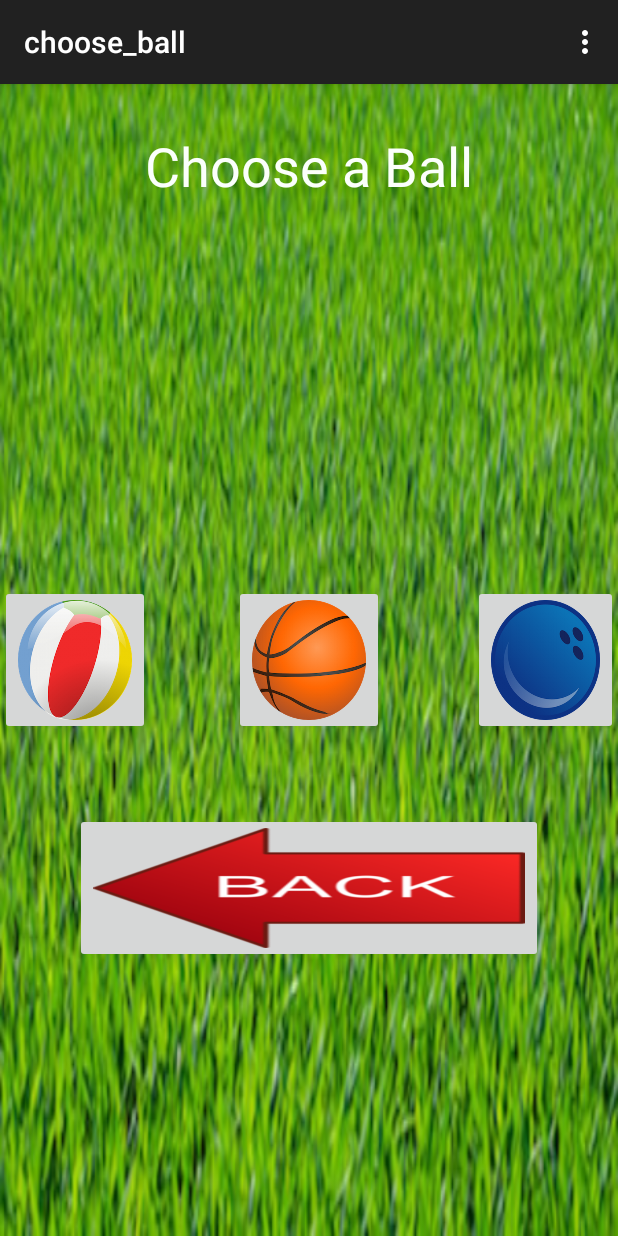
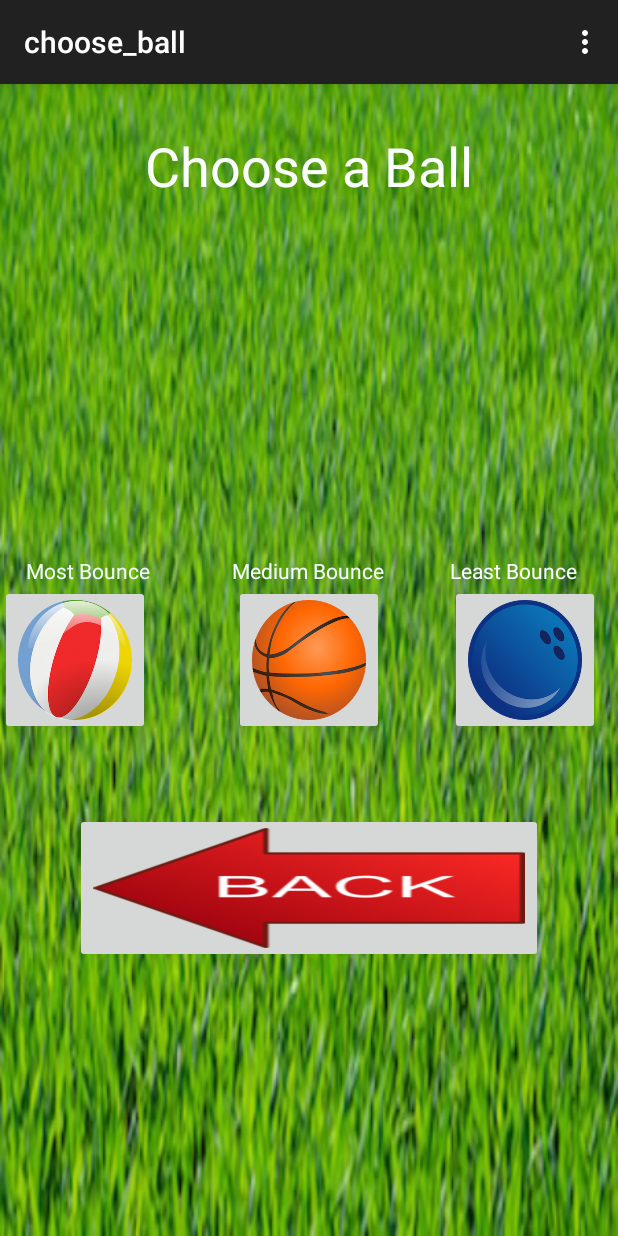
Before and after one commit to Darthpwner/Keepy-Uppy-Android, an Android app: the choose_ball screen opened directly, with no data from a screen before it, on a phone screen of 412 x 824 dp. Run offline under Robolectric (Android 15) with nearby library versions, the phone set to English and light mode, and no system bars.

Commit message:
UI looks janky af

```diff
--- a/app/src/main/res/layout/activity_choose_ball.xml
+++ b/app/src/main/res/layout/activity_choose_ball.xml
@@ -35,12 +35,12 @@
         android:layout_width="100dp"
         android:layout_height="100dp"
         android:id="@+id/beach_ball_button"
-        android:layout_centerVertical="true"
-        android:layout_alignParentLeft="true"
-        android:layout_alignParentStart="true"
         android:src="@drawable/beach_ball"
         android:scaleType="fitXY"
-        android:onClick="moveForward" />
+        android:onClick="moveForward"
+        android:layout_below="@+id/basketball_text_view"
+        android:layout_alignParentLeft="true"
+        android:layout_alignParentStart="true" />
 
     <ImageButton
         android:layout_width="100dp"
@@ -56,12 +56,12 @@
         android:layout_width="100dp"
         android:layout_height="100dp"
         android:id="@+id/bowling_ball_button"
-        android:layout_centerVertical="true"
-        android:layout_toRightOf="@+id/choose_ball_title"
-        android:layout_toEndOf="@+id/choose_ball_title"
         android:scaleType="fitXY"
         android:src="@drawable/bowling_ball"
-        android:onClick="moveForward" />
+        android:onClick="moveForward"
+        android:layout_below="@+id/basketball_text_view"
+        android:layout_alignLeft="@+id/bowling_ball_text_view"
+        android:layout_alignStart="@+id/bowling_ball_text_view" />
 
     <ImageButton
         android:layout_width="500dp"
@@ -77,4 +77,36 @@
         android:layout_marginLeft="50dp"
         android:layout_marginRight="50dp" />
 
+    <TextView
+        android:layout_width="wrap_content"
+        android:layout_height="wrap_content"
+        android:text="Most Bounce"
+        android:id="@+id/beach_ball_text_view"
+        android:textColor="#f5f7fffd"
+        android:layout_above="@+id/beach_ball_button"
+        android:layout_alignRight="@+id/beach_ball_button"
+        android:layout_alignEnd="@+id/beach_ball_button" />
+
+    <TextView
+        android:layout_width="wrap_content"
+        android:layout_height="wrap_content"
+        android:text="Medium Bounce"
+        android:id="@+id/basketball_text_view"
+        android:layout_above="@+id/basketball_button"
+        android:layout_alignRight="@+id/basketball_button"
+        android:layout_alignEnd="@+id/basketball_button"
+        android:textColor="#fff5fffb" />
+
+    <TextView
+        android:layout_width="wrap_content"
+        android:layout_height="wrap_content"
+        android:text="Least Bounce"
+        android:id="@+id/bowling_ball_text_view"
+        android:textColor="#fffafbff"
+        android:layout_above="@+id/bowling_ball_button"
+        android:layout_alignParentRight="true"
+        android:layout_alignParentEnd="true"
+        android:layout_marginRight="27dp"
+        android:layout_marginEnd="27dp" />
+
 </RelativeLayout>
```
Also changed, not shown: app/src/main/res/layout/activity_choose_background.xml (+30 -0 lines), 21 other files.
